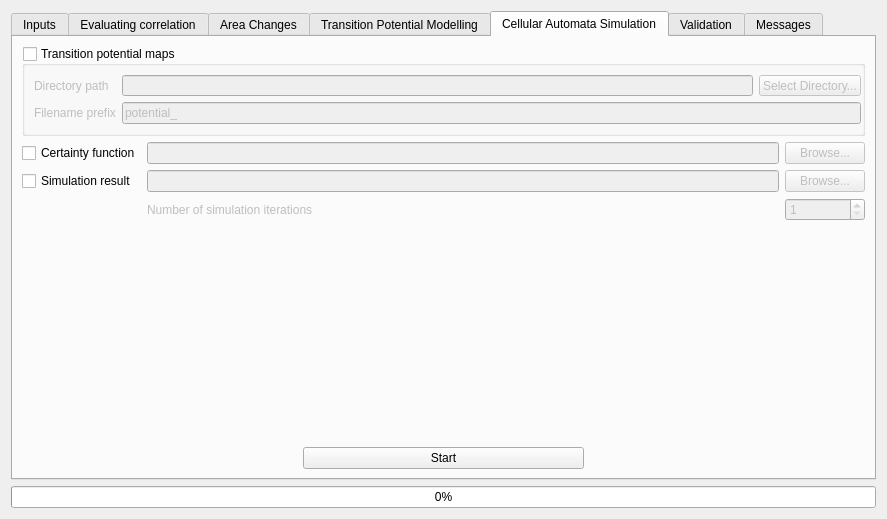
Before: the Qt Designer form src/molusce/ui/moluscedialogbase.ui in nextgis/qgis_molusce, drawn with Qt 5.
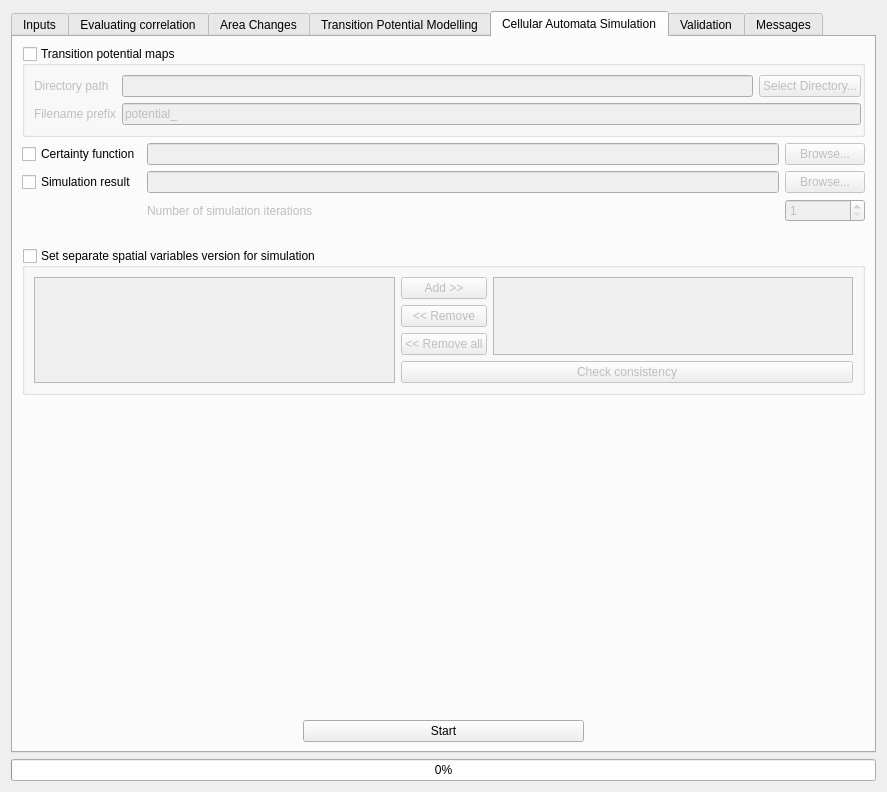
After: the same form once the commit is applied. The open tabs and pages were chosen to show the change. Custom widgets are drawn as their Qt base class.

Commit message: implementation of separate factors version support

```diff
--- a/src/molusce/ui/moluscedialogbase.ui
+++ b/src/molusce/ui/moluscedialogbase.ui
@@ -7,7 +7,7 @@
     <x>0</x>
     <y>0</y>
     <width>887</width>
-    <height>519</height>
+    <height>792</height>
    </rect>
   </property>
   <property name="windowTitle">
@@ -577,6 +577,78 @@
          </item>
         </layout>
        </item>
+       <item>
+        <spacer name="horizontalSpacer_5">
+         <property name="orientation">
+          <enum>Qt::Horizontal</enum>
+         </property>
+         <property name="sizeHint" stdset="0">
+          <size>
+           <width>40</width>
+           <height>20</height>
+          </size>
+         </property>
+        </spacer>
+       </item>
+       <item>
+        <widget class="QGroupBox" name="chkSeparateVars">
+         <property name="title">
+          <string>Set separate spatial variables version for simulation</string>
+         </property>
+         <property name="checkable">
+          <bool>true</bool>
+         </property>
+         <property name="checked">
+          <bool>false</bool>
+         </property>
+         <layout class="QGridLayout" name="gridLayout_5">
+          <item row="0" column="0" rowspan="4">
+           <widget class="QListWidget" name="lstLayersSeparateVars"/>
+          </item>
+          <item row="0" column="1">
+           <widget class="QPushButton" name="btnAddFactorSeparateVars">
+            <property name="text">
+             <string>Add &gt;&gt;</string>
+            </property>
+           </widget>
+          </item>
+          <item row="0" column="2" rowspan="3">
+           <widget class="QListWidget" name="lstFactorsSeparateVars">
+            <property name="editTriggers">
+             <set>QAbstractItemView::NoEditTriggers</set>
+            </property>
+            <property name="alternatingRowColors">
+             <bool>true</bool>
+            </property>
+            <property name="selectionMode">
+             <enum>QAbstractItemView::ExtendedSelection</enum>
+            </property>
+           </widget>
+          </item>
+          <item row="1" column="1">
+           <widget class="QPushButton" name="btnRemoveFactorSeparateVars">
+            <property name="text">
+             <string>&lt;&lt; Remove</string>
+            </property>
+           </widget>
+          </item>
+          <item row="2" column="1">
+           <widget class="QPushButton" name="btnRemoveAllFactorsSeparateVars">
+            <property name="text">
+             <string>&lt;&lt; Remove all</string>
+            </property>
+           </widget>
+          </item>
+          <item row="3" column="1" colspan="2">
+           <widget class="QPushButton" name="btnCheckConsistencySeparateVars">
+            <property name="text">
+             <string>Check consistency</string>
+            </property>
+           </widget>
+          </item>
+         </layout>
+        </widget>
+       </item>
        <item>
         <spacer name="verticalSpacer_2">
          <property name="orientation">
@@ -584,8 +656,8 @@
          </property>
          <property name="sizeHint" stdset="0">
           <size>
-           <width>842</width>
-           <height>221</height>
+           <width>20</width>
+           <height>40</height>
           </size>
          </property>
         </spacer>
```
Left out of the diff: 60 changed lines with no effect on the pictures. The commit also changes 3 other files.
